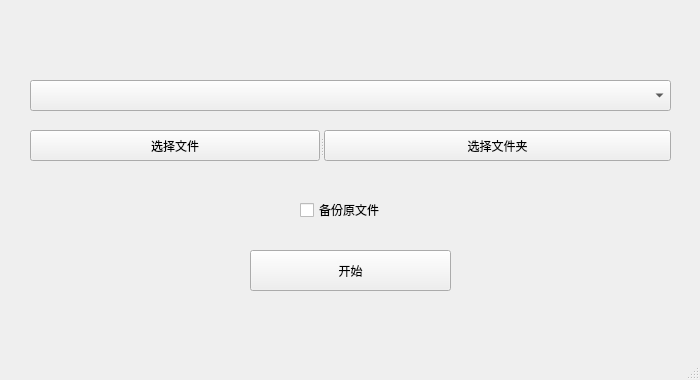
Above: ui/MainWindow.ui from Marverick7/Markdown-Image-Localization before the change. Below: the same form after it.
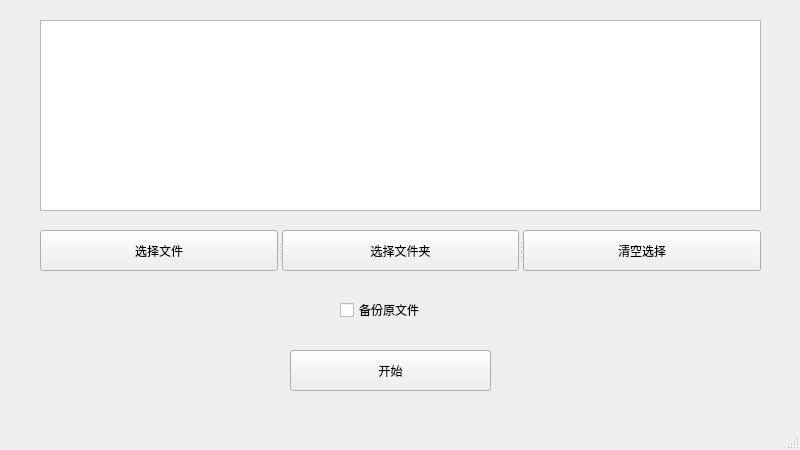
That is the form after the change.

Diff of the .ui file:
```diff
--- a/ui/MainWindow.ui
+++ b/ui/MainWindow.ui
@@ -6,29 +6,19 @@
    <rect>
     <x>0</x>
     <y>0</y>
-    <width>700</width>
-    <height>380</height>
+    <width>800</width>
+    <height>450</height>
    </rect>
   </property>
   <property name="windowTitle">
    <string>Markdown图片本地化工具</string>
   </property>
   <widget class="QWidget" name="centralwidget">
-   <widget class="QComboBox" name="comboBox">
+   <widget class="QPushButton" name="pushButton_run">
     <property name="geometry">
      <rect>
-      <x>30</x>
-      <y>80</y>
-      <width>641</width>
-      <height>31</height>
-     </rect>
-    </property>
-   </widget>
-   <widget class="QPushButton" name="pushButton">
-    <property name="geometry">
-     <rect>
-      <x>250</x>
-      <y>250</y>
+      <x>290</x>
+      <y>350</y>
       <width>201</width>
       <height>41</height>
      </rect>
@@ -40,44 +30,59 @@
      <string>开始</string>
     </property>
    </widget>
+   <widget class="QCheckBox" name="checkBox_backup">
+    <property name="geometry">
+     <rect>
+      <x>340</x>
+      <y>300</y>
+      <width>103</width>
+      <height>20</height>
+     </rect>
+    </property>
+    <property name="styleSheet">
+     <string notr="true">font: 12pt &quot;宋体&quot;;</string>
+    </property>
+    <property name="text">
+     <string>备份原文件</string>
+    </property>
+   </widget>
+   <widget class="QListWidget" name="listWidget">
+    <property name="geometry">
+     <rect>
+      <x>40</x>
+      <y>20</y>
+      <width>721</width>
+      <height>191</height>
+     </rect>
+    </property>
+   </widget>
    <widget class="QSplitter" name="splitter">
     <property name="geometry">
      <rect>
-      <x>30</x>
-      <y>130</y>
-      <width>641</width>
-      <height>31</height>
+      <x>40</x>
+      <y>230</y>
+      <width>721</width>
+      <height>41</height>
      </rect>
     </property>
     <property name="orientation">
      <enum>Qt::Horizontal</enum>
     </property>
-    <widget class="QToolButton" name="toolButton_single_file">
+    <widget class="QPushButton" name="pushButton_file">
      <property name="text">
       <string>选择文件</string>
      </property>
     </widget>
-    <widget class="QToolButton" name="toolButton_dir">
+    <widget class="QPushButton" name="pushButton_dir">
      <property name="text">
       <string>选择文件夹</string>
      </property>
     </widget>
-   </widget>
-   <widget class="QCheckBox" name="checkBox">
-    <property name="geometry">
-     <rect>
-      <x>300</x>
-      <y>200</y>
-      <width>103</width>
-      <height>20</height>
-     </rect>
-    </property>
-    <property name="styleSheet">
-     <string notr="true">font: 12pt &quot;宋体&quot;;</string>
-    </property>
-    <property name="text">
-     <string>备份原文件</string>
-    </property>
+    <widget class="QPushButton" name="pushButton_clear">
+     <property name="text">
+      <string>清空选择</string>
+     </property>
+    </widget>
    </widget>
   </widget>
   <widget class="QMenuBar" name="menubar">
```
Left out of the diff: 2 changed lines with no effect on the pictures.
